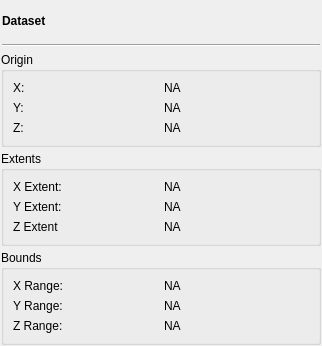
First picture: the form in SIMPLVtkLib/QtWidgets/UI_Files/VSDatasetInfoWidget.ui, repository tplatt77/SIMPLVtkLib, before the edit.
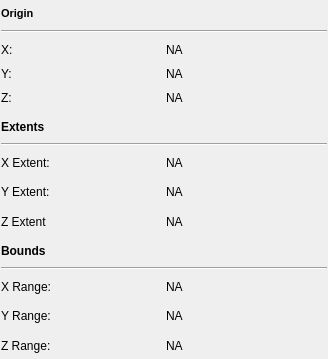
Second picture: the form after the edit.

Commit message: Formatting improvements for dataset info widget

The edit to the form file:
```diff
--- a/SIMPLVtkLib/QtWidgets/UI_Files/VSDatasetInfoWidget.ui
+++ b/SIMPLVtkLib/QtWidgets/UI_Files/VSDatasetInfoWidget.ui
@@ -6,8 +6,8 @@
    <rect>
     <x>0</x>
     <y>0</y>
-    <width>322</width>
-    <height>346</height>
+    <width>328</width>
+    <height>359</height>
    </rect>
   </property>
   <property name="windowTitle">
@@ -29,204 +29,221 @@
    <property name="spacing">
     <number>4</number>
    </property>
-   <item row="2" column="0">
-    <widget class="QGroupBox" name="originGroup">
-     <property name="title">
-      <string>Origin</string>
-     </property>
-     <layout class="QGridLayout" name="gridLayout_2">
-      <item row="0" column="0">
-       <widget class="QLabel" name="originXLabel">
-        <property name="text">
-         <string>X:</string>
-        </property>
-       </widget>
-      </item>
-      <item row="2" column="1">
-       <widget class="QLabel" name="originZValue">
-        <property name="text">
-         <string>NA</string>
-        </property>
-       </widget>
-      </item>
-      <item row="0" column="1">
-       <widget class="QLabel" name="originXValue">
-        <property name="text">
-         <string>NA</string>
-        </property>
-       </widget>
-      </item>
-      <item row="2" column="0">
+   <item row="5" column="0">
        <widget class="QLabel" name="originZLabel">
         <property name="text">
          <string>Z:</string>
         </property>
        </widget>
       </item>
-      <item row="1" column="0">
+   <item row="2" column="0">
+    <widget class="QLabel" name="originXLabel">
+     <property name="text">
+      <string>X:</string>
+     </property>
+    </widget>
+   </item>
+   <item row="4" column="0">
        <widget class="QLabel" name="originYLabel">
         <property name="text">
          <string>Y:</string>
         </property>
        </widget>
       </item>
-      <item row="1" column="1">
-       <widget class="QLabel" name="originYValue">
-        <property name="text">
-         <string>NA</string>
-        </property>
-       </widget>
-      </item>
-     </layout>
-    </widget>
-   </item>
-   <item row="1" column="0">
-    <widget class="QWidget" name="datasetInfoWidget" native="true">
-     <layout class="QGridLayout" name="gridLayout_3">
-      <property name="leftMargin">
-       <number>1</number>
-      </property>
-      <property name="topMargin">
-       <number>1</number>
-      </property>
-      <property name="rightMargin">
-       <number>1</number>
-      </property>
-      <property name="bottomMargin">
-       <number>1</number>
-      </property>
-      <property name="spacing">
-       <number>4</number>
-      </property>
-      <item row="2" column="0">
-       <widget class="QLabel" name="datasetLabel">
+   <item row="0" column="0" colspan="2">
+    <widget class="QLabel" name="originLabel">
         <property name="sizePolicy">
-         <sizepolicy hsizetype="Preferred" vsizetype="Minimum">
+      <sizepolicy hsizetype="Preferred" vsizetype="Preferred">
           <horstretch>0</horstretch>
           <verstretch>0</verstretch>
          </sizepolicy>
         </property>
         <property name="font">
          <font>
+       <pointsize>8</pointsize>
           <weight>75</weight>
           <bold>true</bold>
          </font>
         </property>
         <property name="text">
-         <string>Dataset</string>
+      <string>Origin</string>
         </property>
        </widget>
       </item>
-      <item row="3" column="0">
-       <widget class="Line" name="line">
-        <property name="orientation">
-         <enum>Qt::Horizontal</enum>
-        </property>
-       </widget>
-      </item>
-     </layout>
-    </widget>
-   </item>
-   <item row="3" column="0">
-    <widget class="QGroupBox" name="groupBox">
-     <property name="title">
+   <item row="6" column="0">
+    <widget class="QLabel" name="label">
+     <property name="font">
+      <font>
+       <weight>75</weight>
+       <bold>true</bold>
+      </font>
+     </property>
+     <property name="text">
       <string>Extents</string>
      </property>
-     <layout class="QGridLayout" name="gridLayout_4">
-      <item row="0" column="0">
+    </widget>
+   </item>
+   <item row="15" column="0">
+    <widget class="QLabel" name="boundsYLabel">
+     <property name="text">
+      <string>Y Range:</string>
+     </property>
+    </widget>
+   </item>
+   <item row="16" column="0">
+    <widget class="QLabel" name="boundsZLabel">
+     <property name="text">
+      <string>Z Range:</string>
+     </property>
+    </widget>
+   </item>
+   <item row="11" column="0">
+    <widget class="QLabel" name="label_2">
+     <property name="font">
+      <font>
+       <weight>75</weight>
+       <bold>true</bold>
+      </font>
+     </property>
+     <property name="text">
+      <string>Bounds</string>
+     </property>
+    </widget>
+   </item>
+   <item row="14" column="0">
+    <widget class="QLabel" name="boundsXLabel">
+     <property name="text">
+      <string>X Range:</string>
+     </property>
+    </widget>
+   </item>
+   <item row="8" column="0">
        <widget class="QLabel" name="extentXLabel">
         <property name="text">
          <string>X Extent:</string>
         </property>
        </widget>
       </item>
-      <item row="0" column="1">
-       <widget class="QLabel" name="extentXValue">
-        <property name="text">
-         <string>NA</string>
-        </property>
-       </widget>
-      </item>
-      <item row="1" column="0">
+   <item row="9" column="0">
        <widget class="QLabel" name="extentYLabel">
         <property name="text">
          <string>Y Extent:</string>
         </property>
        </widget>
       </item>
-      <item row="2" column="0">
+   <item row="10" column="0">
        <widget class="QLabel" name="extentZLabel">
         <property name="text">
          <string>Z Extent</string>
         </property>
        </widget>
       </item>
-      <item row="1" column="1">
+   <item row="4" column="1">
+    <widget class="QLabel" name="originYValue">
+     <property name="sizePolicy">
+      <sizepolicy hsizetype="Minimum" vsizetype="Fixed">
+       <horstretch>0</horstretch>
+       <verstretch>0</verstretch>
+      </sizepolicy>
+     </property>
+     <property name="text">
+      <string>NA</string>
+     </property>
+    </widget>
+   </item>
+   <item row="2" column="1">
+    <widget class="QLabel" name="originXValue">
+     <property name="text">
+      <string>NA</string>
+     </property>
+    </widget>
+   </item>
+   <item row="5" column="1">
+    <widget class="QLabel" name="originZValue">
+     <property name="text">
+      <string>NA</string>
+     </property>
+    </widget>
+   </item>
+   <item row="1" column="0" colspan="2">
+    <widget class="Line" name="line">
+     <property name="sizePolicy">
+      <sizepolicy hsizetype="MinimumExpanding" vsizetype="Fixed">
+       <horstretch>0</horstretch>
+       <verstretch>0</verstretch>
+      </sizepolicy>
+     </property>
+     <property name="orientation">
+      <enum>Qt::Horizontal</enum>
+     </property>
+    </widget>
+   </item>
+   <item row="8" column="1">
+    <widget class="QLabel" name="extentXValue">
+     <property name="text">
+      <string>NA</string>
+     </property>
+    </widget>
+   </item>
+   <item row="9" column="1">
        <widget class="QLabel" name="extentYValue">
         <property name="text">
          <string>NA</string>
         </property>
        </widget>
       </item>
-      <item row="2" column="1">
+   <item row="10" column="1">
        <widget class="QLabel" name="extentZValue">
         <property name="text">
          <string>NA</string>
         </property>
        </widget>
       </item>
-     </layout>
-    </widget>
-   </item>
-   <item row="4" column="0">
-    <widget class="QGroupBox" name="groupBox_2">
-     <property name="title">
-      <string>Bounds</string>
-     </property>
-     <layout class="QGridLayout" name="gridLayout_5">
-      <item row="1" column="0">
-       <widget class="QLabel" name="boundsYLabel">
-        <property name="text">
-         <string>Y Range:</string>
-        </property>
-       </widget>
-      </item>
-      <item row="0" column="1">
+   <item row="14" column="1">
        <widget class="QLabel" name="boundsXValue">
         <property name="text">
          <string>NA</string>
         </property>
        </widget>
       </item>
-      <item row="0" column="0">
-       <widget class="QLabel" name="boundsXLabel">
-        <property name="text">
-         <string>X Range:</string>
-        </property>
-       </widget>
-      </item>
-      <item row="2" column="0">
-       <widget class="QLabel" name="boundsZLabel">
-        <property name="text">
-         <string>Z Range:</string>
-        </property>
-       </widget>
-      </item>
-      <item row="1" column="1">
+   <item row="15" column="1">
        <widget class="QLabel" name="boundsYValue">
         <property name="text">
          <string>NA</string>
         </property>
        </widget>
       </item>
-      <item row="2" column="1">
+   <item row="16" column="1">
        <widget class="QLabel" name="boundsZValue">
         <property name="text">
          <string>NA</string>
         </property>
        </widget>
       </item>
-     </layout>
+   <item row="13" column="0" colspan="2">
+    <widget class="Line" name="line_3">
+     <property name="sizePolicy">
+      <sizepolicy hsizetype="MinimumExpanding" vsizetype="Fixed">
+       <horstretch>0</horstretch>
+       <verstretch>0</verstretch>
+      </sizepolicy>
+     </property>
+     <property name="orientation">
+      <enum>Qt::Horizontal</enum>
+     </property>
+    </widget>
+   </item>
+   <item row="7" column="0" colspan="2">
+    <widget class="Line" name="line_2">
+     <property name="sizePolicy">
+      <sizepolicy hsizetype="MinimumExpanding" vsizetype="Fixed">
+       <horstretch>0</horstretch>
+       <verstretch>0</verstretch>
+      </sizepolicy>
+     </property>
+     <property name="orientation">
+      <enum>Qt::Horizontal</enum>
+     </property>
     </widget>
    </item>
   </layout>
```
Lines whose indentation alone changed are shown as unchanged. The commit also changes 1 other file.
